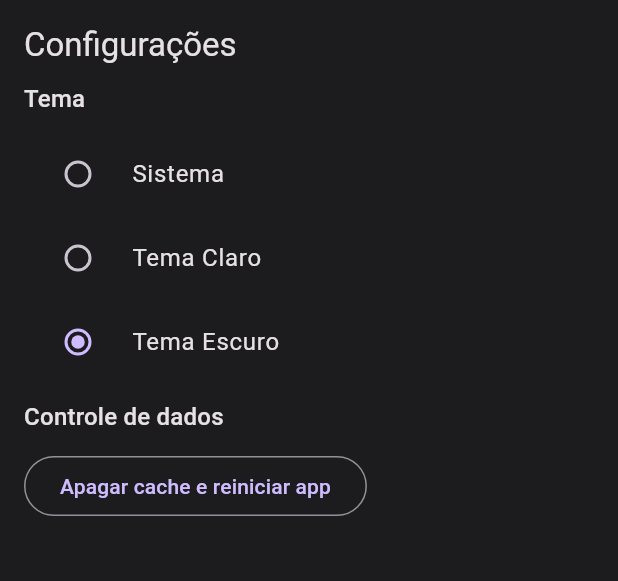
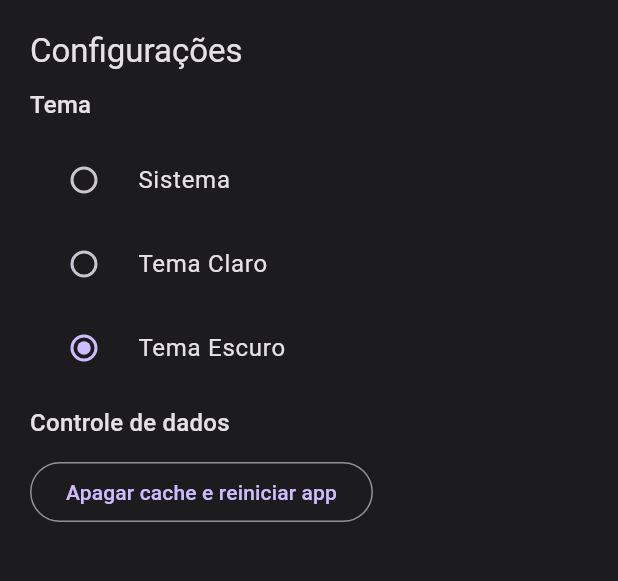
Before and after one commit to vaansuit/ShopingList, a Flutter app: the ConfigurationPage screen opened by its route, on a phone screen of 412 x 824 dp, the part 84-665 px from its top. Run offline on Flutter 3.47's test engine with Material 2 defaults, Android fonts, the phone set to English and light mode, and no system bars; our stand-ins replace flutter_modular.

```diff
--- a/lib/src/configuration/configuration_page.dart
+++ b/lib/src/configuration/configuration_page.dart
@@ -15,7 +15,7 @@ class _ConfigurationPageState extends State<ConfigurationPage> {
         title: const Text('Shop-List'),
       ),
       body: Padding(
-        padding: const EdgeInsets.fromLTRB(16, 16, 16, 0),
+        padding: const EdgeInsets.fromLTRB(20, 20, 20, 0),
         child: Column(
           crossAxisAlignment: CrossAxisAlignment.start,
           children: [
```
Also changed, not shown: lib/src/app_module.dart (+7 -0 lines), lib/src/stores/app_store.dart (added, +7 -0 lines).
